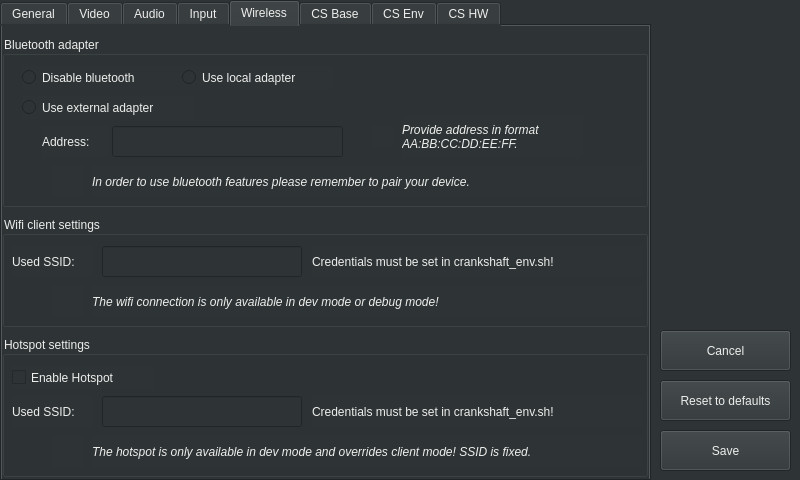
This is src/autoapp/UI/settingswindow.ui in arash-rasouli/openauto as Qt 5 draws it before an edit. The edited form follows.
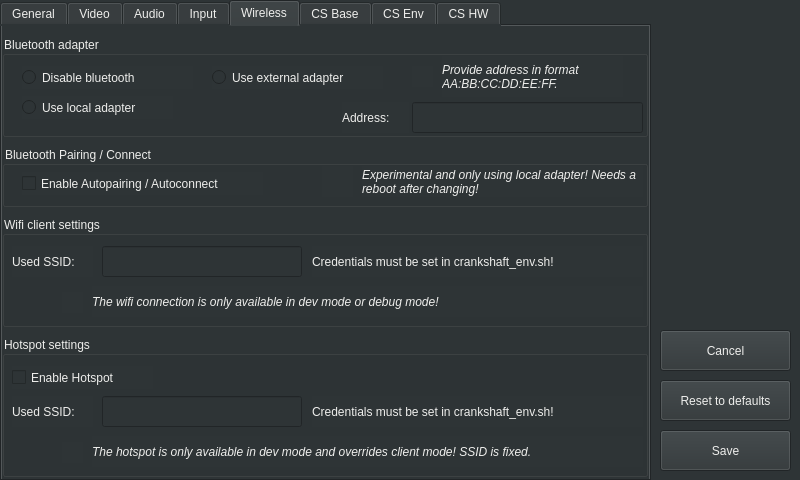
This is the edited form. The open tabs and pages were chosen to show the change. Icons and pictures are not drawn.

```diff
--- a/src/autoapp/UI/settingswindow.ui
+++ b/src/autoapp/UI/settingswindow.ui
@@ -1104,7 +1104,7 @@
        <x>0</x>
        <y>10</y>
        <width>646</width>
-       <height>171</height>
+       <height>101</height>
       </rect>
      </property>
      <property name="title">
@@ -1126,8 +1126,8 @@
      <widget class="QRadioButton" name="radioButtonUseExternalBluetoothAdapter">
       <property name="geometry">
        <rect>
-        <x>20</x>
-        <y>60</y>
+        <x>210</x>
+        <y>30</y>
         <width>171</width>
         <height>23</height>
        </rect>
@@ -1139,8 +1139,8 @@
      <widget class="QLineEdit" name="lineEditExternalBluetoothAdapterAddress">
       <property name="geometry">
        <rect>
-        <x>110</x>
-        <y>90</y>
+        <x>410</x>
+        <y>66</y>
         <width>231</width>
         <height>31</height>
        </rect>
@@ -1149,8 +1149,8 @@
      <widget class="QLabel" name="labelBluetoothAdapterAddress">
       <property name="geometry">
        <rect>
-        <x>40</x>
-        <y>90</y>
+        <x>340</x>
+        <y>66</y>
         <width>67</width>
         <height>31</height>
        </rect>
@@ -1162,8 +1162,8 @@
      <widget class="QLabel" name="labelBluetoothAddressFormatInfo">
       <property name="geometry">
        <rect>
-        <x>400</x>
-        <y>80</y>
+        <x>440</x>
+        <y>20</y>
         <width>181</width>
         <height>41</height>
        </rect>
@@ -1183,8 +1183,8 @@
      <widget class="QLabel" name="labelBluetoothAddressFormatInfoIcon">
       <property name="geometry">
        <rect>
-        <x>370</x>
-        <y>90</y>
+        <x>410</x>
+        <y>30</y>
         <width>21</width>
         <height>21</height>
        </rect>
@@ -1196,8 +1196,8 @@
      <widget class="QRadioButton" name="radioButtonUseLocalBluetoothAdapter">
       <property name="geometry">
        <rect>
-        <x>180</x>
-        <y>30</y>
+        <x>20</x>
+        <y>60</y>
         <width>151</width>
         <height>23</height>
        </rect>
@@ -1206,37 +1206,6 @@
        <string>Use local adapter</string>
       </property>
      </widget>
-     <widget class="QLabel" name="labelPairWarningIcon">
-      <property name="geometry">
-       <rect>
-        <x>50</x>
-        <y>130</y>
-        <width>31</width>
-        <height>31</height>
-       </rect>
-      </property>
-      <property name="text">
-       <string>&lt;html&gt;&lt;head/&gt;&lt;body&gt;&lt;p&gt;&lt;img src=&quot;:/ico_warning.png&quot;/&gt;&lt;/p&gt;&lt;/body&gt;&lt;/html&gt;</string>
-      </property>
-     </widget>
-     <widget class="QLabel" name="labelPairWarning">
-      <property name="geometry">
-       <rect>
-        <x>90</x>
-        <y>130</y>
-        <width>551</width>
-        <height>31</height>
-       </rect>
-      </property>
-      <property name="font">
-       <font>
-        <italic>true</italic>
-       </font>
-      </property>
-      <property name="text">
-       <string>In order to use bluetooth features please remember to pair your device.</string>
-      </property>
-     </widget>
     </widget>
     <widget class="QGroupBox" name="groupBoxWifiClient">
      <property name="geometry">
@@ -1263,19 +1232,6 @@
        <string>Credentials must be set in crankshaft_env.sh!</string>
       </property>
      </widget>
-     <widget class="QLabel" name="labelUseWarningIcon">
-      <property name="geometry">
-       <rect>
-        <x>50</x>
-        <y>70</y>
-        <width>31</width>
-        <height>31</height>
-       </rect>
-      </property>
-      <property name="text">
-       <string>&lt;html&gt;&lt;head/&gt;&lt;body&gt;&lt;p&gt;&lt;img src=&quot;:/ico_warning.png&quot;/&gt;&lt;/p&gt;&lt;/body&gt;&lt;/html&gt;</string>
-      </property>
-     </widget>
      <widget class="QLabel" name="labelUseWarning">
       <property name="geometry">
        <rect>
@@ -1317,6 +1273,19 @@
        <string>Used SSID:</string>
       </property>
      </widget>
+     <widget class="QLabel" name="labelWifiClientInfoIcon">
+      <property name="geometry">
+       <rect>
+        <x>60</x>
+        <y>76</y>
+        <width>21</width>
+        <height>21</height>
+       </rect>
+      </property>
+      <property name="text">
+       <string>&lt;html&gt;&lt;head/&gt;&lt;body&gt;&lt;p&gt;&lt;img src=&quot;:/ico_info.png&quot;/&gt;&lt;/p&gt;&lt;/body&gt;&lt;/html&gt;</string>
+      </property>
+     </widget>
     </widget>
     <widget class="QGroupBox" name="groupBoxWifiHotspot">
      <property name="geometry">
@@ -1343,19 +1312,6 @@
        <string>Credentials must be set in crankshaft_env.sh!</string>
       </property>
      </widget>
-     <widget class="QLabel" name="labelUseWarningIcon_2">
-      <property name="geometry">
-       <rect>
-        <x>50</x>
-        <y>100</y>
-        <width>31</width>
-        <height>31</height>
-       </rect>
-      </property>
-      <property name="text">
-       <string>&lt;html&gt;&lt;head/&gt;&lt;body&gt;&lt;p&gt;&lt;img src=&quot;:/ico_warning.png&quot;/&gt;&lt;/p&gt;&lt;/body&gt;&lt;/html&gt;</string>
-      </property>
-     </widget>
      <widget class="QLabel" name="labelUseWarning_2">
       <property name="geometry">
        <rect>
@@ -1414,6 +1370,79 @@
       </property>
       <property name="text">
        <string>Enable Hotspot</string>
+      </property>
+     </widget>
+     <widget class="QLabel" name="labelWifiHotspotSSIDInfoIcon">
+      <property name="geometry">
+       <rect>
+        <x>60</x>
+        <y>106</y>
+        <width>21</width>
+        <height>21</height>
+       </rect>
+      </property>
+      <property name="text">
+       <string>&lt;html&gt;&lt;head/&gt;&lt;body&gt;&lt;p&gt;&lt;img src=&quot;:/ico_info.png&quot;/&gt;&lt;/p&gt;&lt;/body&gt;&lt;/html&gt;</string>
+      </property>
+     </widget>
+    </widget>
+    <widget class="QGroupBox" name="groupBoxBluetoothCS">
+     <property name="geometry">
+      <rect>
+       <x>0</x>
+       <y>120</y>
+       <width>646</width>
+       <height>61</height>
+      </rect>
+     </property>
+     <property name="title">
+      <string>Bluetooth Pairing / Connect</string>
+     </property>
+     <widget class="QCheckBox" name="checkBoxBluetoothAutoPair">
+      <property name="geometry">
+       <rect>
+        <x>20</x>
+        <y>26</y>
+        <width>241</width>
+        <height>23</height>
+       </rect>
+      </property>
+      <property name="text">
+       <string>Enable Autopairing / Autoconnect</string>
+      </property>
+     </widget>
+     <widget class="QLabel" name="labelBluetoothAddressFormatInfo_1">
+      <property name="geometry">
+       <rect>
+        <x>360</x>
+        <y>20</y>
+        <width>281</width>
+        <height>31</height>
+       </rect>
+      </property>
+      <property name="font">
+       <font>
+        <italic>true</italic>
+       </font>
+      </property>
+      <property name="text">
+       <string>Experimental and only using local adapter! Needs a reboot after changing!</string>
+      </property>
+      <property name="wordWrap">
+       <bool>true</bool>
+      </property>
+     </widget>
+     <widget class="QLabel" name="labelUseWarningIcon_4">
+      <property name="geometry">
+       <rect>
+        <x>320</x>
+        <y>20</y>
+        <width>31</width>
+        <height>31</height>
+       </rect>
+      </property>
+      <property name="text">
+       <string>&lt;html&gt;&lt;head/&gt;&lt;body&gt;&lt;p&gt;&lt;img src=&quot;:/ico_warning.png&quot;/&gt;&lt;/p&gt;&lt;/body&gt;&lt;/html&gt;</string>
       </property>
      </widget>
     </widget>
```
